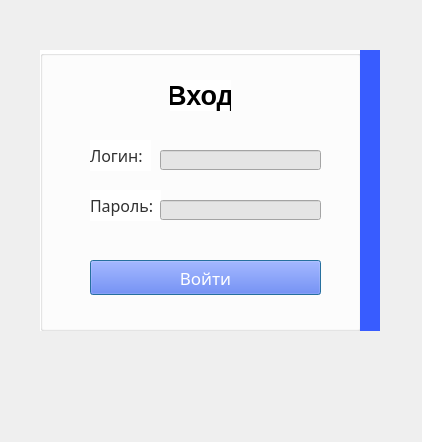
The window that src/client/loginsystem.ui (hseAmateurs/Chat) describes before a commit, drawn with Qt 5.
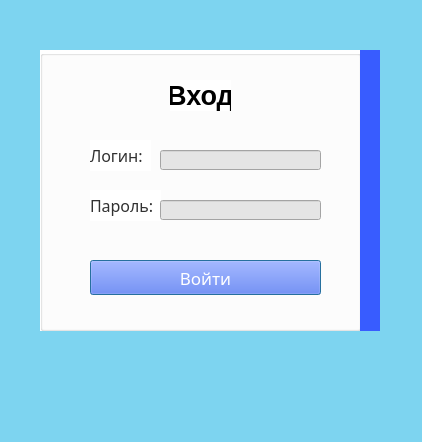
The same window after the commit.

What changed in the file:
```diff
--- a/src/client/loginsystem.ui
+++ b/src/client/loginsystem.ui
@@ -13,6 +13,9 @@
   <property name="windowTitle">
    <string>Авторизация</string>
   </property>
+  <property name="styleSheet">
+   <string notr="true">background-color: rgb(125, 212, 240);</string>
+  </property>
   <widget class="QGroupBox" name="groupBox">
    <property name="geometry">
     <rect>
```
Left out of the diff: 4 changed lines with no effect on the pictures.
